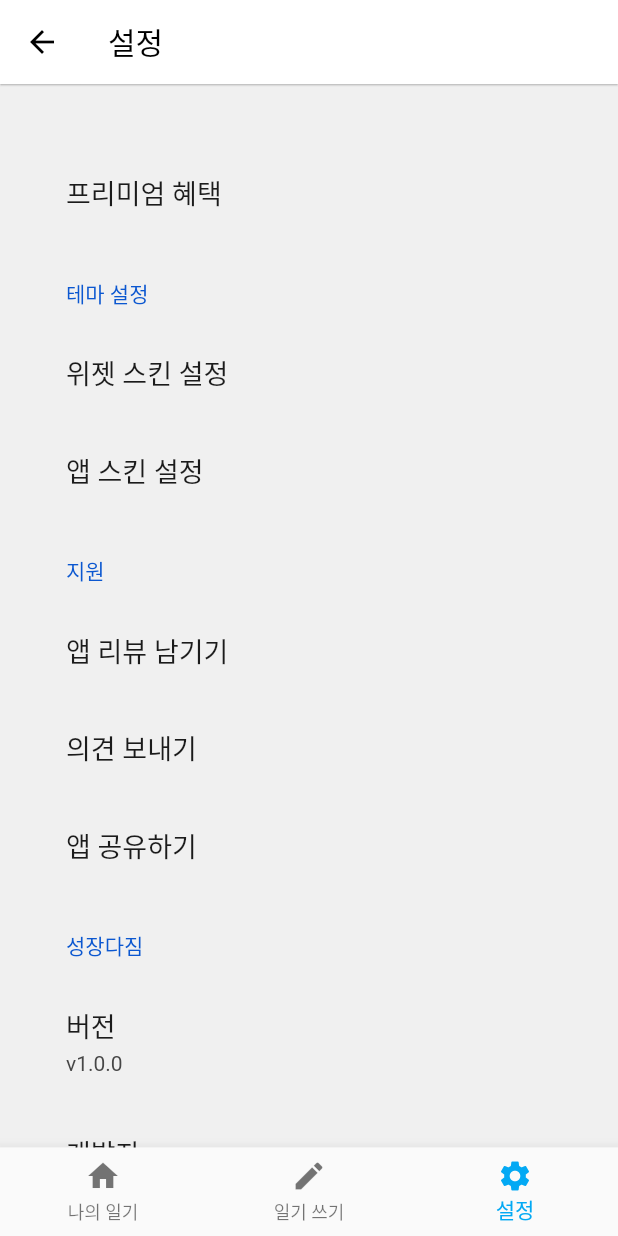
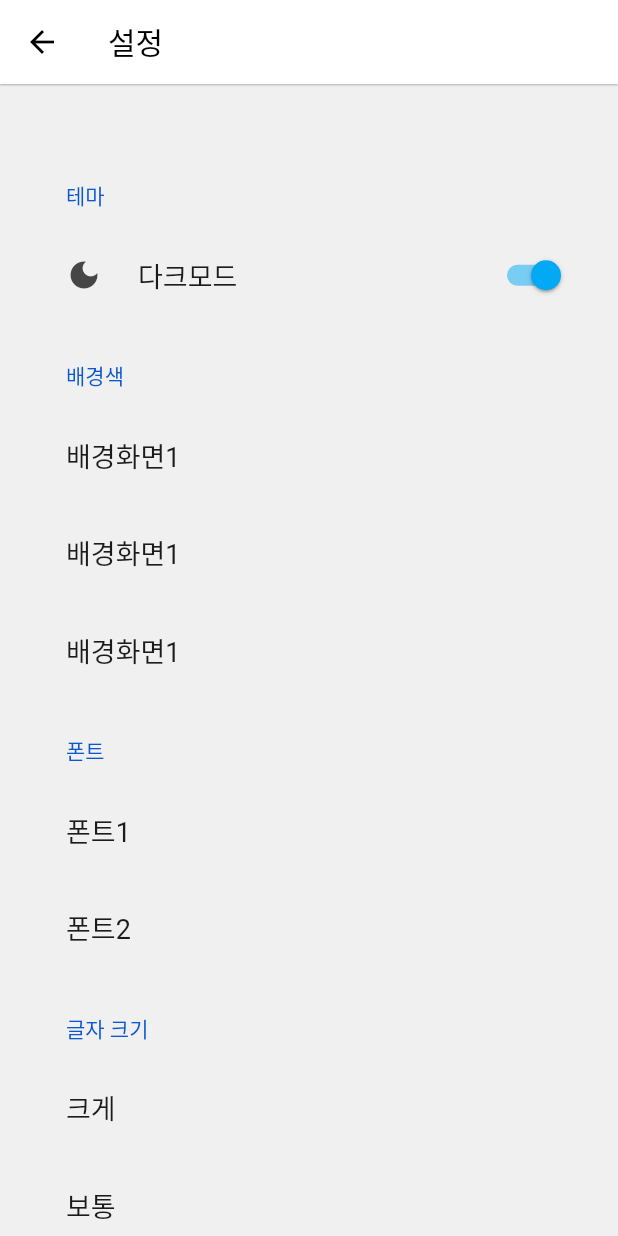
Before and after one commit to Jun-Jinu/-Will-Grow-Widget-App, a Flutter app: the screen it shows after launch, item 3 of the bottom bar chosen, after a tap on "앱 스킨 설정", on a phone screen of 412 x 824 dp. Run offline on Flutter 3.47's test engine with Material 2 defaults, Android fonts, the phone set to English and light mode, and no system bars; drawn by our look-alikes of settings_ui; our stand-ins replace hive, toggle_switch; missing offline and left inert: flutter_widgetkit; accounts and stored records are empty.

Commit message:
style: 설정 페이지 구조 수정

```diff
--- a/lib/main.dart
+++ b/lib/main.dart
@@ -11,11 +11,14 @@ import './ui/post/post_view.dart';
 import './ui/new_post/new_post_view.dart';
 import './ui/new_post/new_post_viewmodel.dart';
 
-import './ui/setting/setting_view.dart';
-import './ui/setting/setting_viewmodel.dart';
+import 'ui/settings/settings_view.dart';
+import 'ui/settings/settings_viewmodel.dart';
 
-import './ui/setting/widget_setting/widget_setting_view.dart';
-import './ui/setting/widget_setting/widget_setting_viewmodel.dart';
+import 'ui/settings/widget_setting/widget_settings_view.dart';
+import 'ui/settings/widget_setting/widget_settings_viewmodel.dart';
+
+import 'ui/settings/app_setting/app_settings_view.dart';
+import 'ui/settings/app_setting/app_settings_viewmodel.dart';
 
 import 'dart:convert';
 
@@ -44,6 +47,8 @@ class MyApp extends StatelessWidget {
         ChangeNotifierProvider<WidgetSettingsViewModel>(
             create: (_) => WidgetSettingsViewModel(),
             child: WidgetSettingView()),
+        ChangeNotifierProvider<AppSettingsViewModel>(
+            create: (_) => AppSettingsViewModel(), child: AppSettingView()),
       ],
       child: MaterialApp(
         onGenerateRoute: (route) => onGenerateRoute(route),
@@ -75,6 +80,8 @@ Route<dynamic>? onGenerateRoute(RouteSettings settings) {
       return CustomPageRoute(page: SettingsView());
     case '/settings/widget':
       return CustomPageRoute(page: WidgetSettingView());
+    case '/settings/app':
+      return CustomPageRoute(page: AppSettingView());
     default:
       return null;
   }
--- /dev/null
+++ b/lib/ui/settings/app_setting/app_settings_view.dart
@@ -0,0 +1,128 @@
+import 'package:flutter/material.dart';
+import 'package:settings_ui/settings_ui.dart';
+import 'package:toggle_switch/toggle_switch.dart';
+
+class AppSettingView extends StatelessWidget {
+  @override
+  Widget build(BuildContext context) {
+    return Scaffold(
+      appBar: AppBar(
+        title: const Text('설정'),
+      ),
+      body: const AppSettingBody(),
+    );
+  }
+}
+
+class AppSettingBody extends StatelessWidget {
+  const AppSettingBody({Key? key}) : super(key: key);
+
+  @override
+  Widget build(BuildContext context) {
+    return SettingsList(
+      contentPadding:
+          const EdgeInsets.symmetric(vertical: 40.0, horizontal: 20.0),
+      sections: [
+        SettingsSection(
+          margin: EdgeInsetsDirectional.only(bottom: 20.0),
+          title: const Text('테마'),
+          tiles: [
+            SettingsTile.switchTile(
+              leading: Icon(Icons.dark_mode),
+              onToggle: (value) {},
+              initialValue: true,
+              title: Text('다크모드'),
+            ),
+          ],
+        ),
+        SettingsSection(
+          margin: EdgeInsetsDirectional.only(bottom: 20.0),
+          title: const Text('배경색'),
+          tiles: [
+            SettingsTile(
+              title: const Text('배경화면1'),
+              onPressed: (BuildContext context) {
+                // Handle background settings
+              },
+            ),
+            SettingsTile(
+              title: const Text('배경화면1'),
+              onPressed: (BuildContext context) {
+                // Handle font settings
+              },
+            ),
+            SettingsTile(
+              title: const Text('배경화면1'),
+              onPressed: (BuildContext context) {
+                // Handle conversion cycle settings
+              },
+            ),
+          ],
+        ),
+        SettingsSection(
+          margin: EdgeInsetsDirectional.only(bottom: 20.0),
+          title: const Text('폰트'),
+          tiles: [
+            SettingsTile(
+              title: const Text('폰트1'),
+              onPressed: (BuildContext context) {
+                // Handle version settings
+              },
+            ),
+            SettingsTile(
+              title: const Text('폰트2'),
+              onPressed: (BuildContext context) {
+                // Handle developer settings
+              },
+              // TODO: 요일 표시 체크박스 만들기
+            ),
+          ],
+        ),
+        SettingsSection(
+          margin: EdgeInsetsDirectional.only(bottom: 20.0),
+          title: const Text('글자 크기'),
+          tiles: [
+            SettingsTile(
+              title: const Text('크게'),
+              onPressed: (BuildContext context) {
+                // Handle version settings
+              },
+            ),
+            SettingsTile(
+              title: const Text('보통'),
+              onPressed: (BuildContext context) {
+                // Handle developer settings
+              },
+            ),
+            SettingsTile(
+              title: const Text('작게'),
+              onPressed: (BuildContext context) {
+                // Handle developer settings
+              },
+            ),
+          ],
+        ),
+        SettingsSection(
+          margin: EdgeInsetsDirectional.only(bottom: 20.0),
+          title: const Text('날짜 형식'),
+          tiles: [
+            SettingsTile(
+              title: const Text('방법1'),
+              onPressed: (BuildContext context) {
+                // Handle version settings
+              },
+            ),
+            SettingsTile(
+              title: const Text('방법2'),
+              onPressed: (BuildContext context) {
+                // Handle developer settings
+              },
+              // TODO: 요일 표시 체크박스 만들기
+            ),
+          ],
+        ),
+        // TODO:  글자 크기 조절하기
+      ],
+    );
+  }
+}
--- /dev/null
+++ b/lib/ui/settings/app_setting/app_settings_viewmodel.dart
@@ -0,0 +1,21 @@
+import 'package:flutter/material.dart';
+
+class AppSettingsViewModel with ChangeNotifier {
+  bool _darkMode = false;
+  String _selectedLanguage = 'English';
+
+  bool get darkMode => _darkMode;
+  String get selectedLanguage => _selectedLanguage;
+
+  void toggleDarkMode(bool value) {
+    _darkMode = value;
+    // Perform any necessary operations related to toggling dark mode
+    notifyListeners();
+  }
+
+  void setLanguage(String language) {
+    _selectedLanguage = language;
+    // Perform any necessary operations related to setting the language
+    notifyListeners();
+  }
+}
--- a/lib/ui/setting/setting_view.dart
+++ b/lib/ui/settings/settings_view.dart
@@ -51,7 +51,7 @@ class SettingsBody extends StatelessWidget {
             SettingsTile(
               title: const Text('앱 스킨 설정'),
               onPressed: (BuildContext context) {
-                // Handle app skin settings
+                Navigator.pushNamed(context, '/settings/app');
               },
             ),
           ],
@@ -85,6 +85,7 @@ class SettingsBody extends StatelessWidget {
           title: const Text('성장다짐'),
           tiles: [
             SettingsTile(
+              enabled: false,
               title: const Text('버전'),
               value: const Text('v1.0.0'), // Displayed on the right side
               onPressed: (BuildContext context) {
@@ -92,6 +93,7 @@ class SettingsBody extends StatelessWidget {
               },
             ),
             SettingsTile(
+              enabled: false,
               title: const Text('개발자'),
               value: Text('Jinu'), // Displayed on the right side
               onPressed: (BuildContext context) {
--- a/lib/ui/setting/widget_setting/widget_setting_view.dart
+++ b/lib/ui/settings/widget_setting/widget_settings_view.dart
@@ -100,7 +100,7 @@ class WidgetSettingBody extends StatelessWidget {
           title: const Text('글자 크기'),
           tiles: [
             SettingsTile(
-              title: const Text('작게'),
+              title: const Text('크게'),
               onPressed: (BuildContext context) {
                 // Handle version settings
               },
@@ -112,7 +112,7 @@ class WidgetSettingBody extends StatelessWidget {
               },
             ),
             SettingsTile(
-              title: const Text('크게'),
+              title: const Text('작게'),
               onPressed: (BuildContext context) {
                 // Handle developer settings
               },
```
Also changed, not shown: lib/ui/setting/app_setting/app_setting_view.dart (deleted), lib/ui/setting/app_setting/app_setting_viewmodel.dart (deleted), lib/ui/settings/settings_viewmodel.dart (renamed from lib/ui/setting/setting_viewmodel.dart), lib/ui/settings/widget_setting/widget_settings_viewmodel.dart (renamed from lib/ui/setting/widget_setting/widget_setting_viewmodel.dart).
